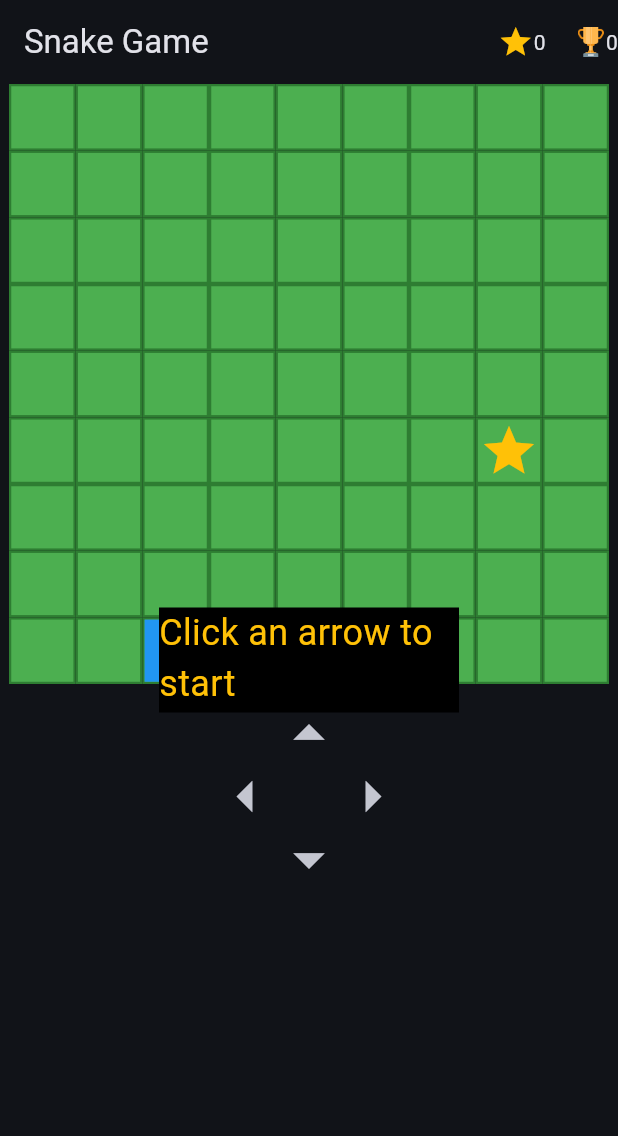
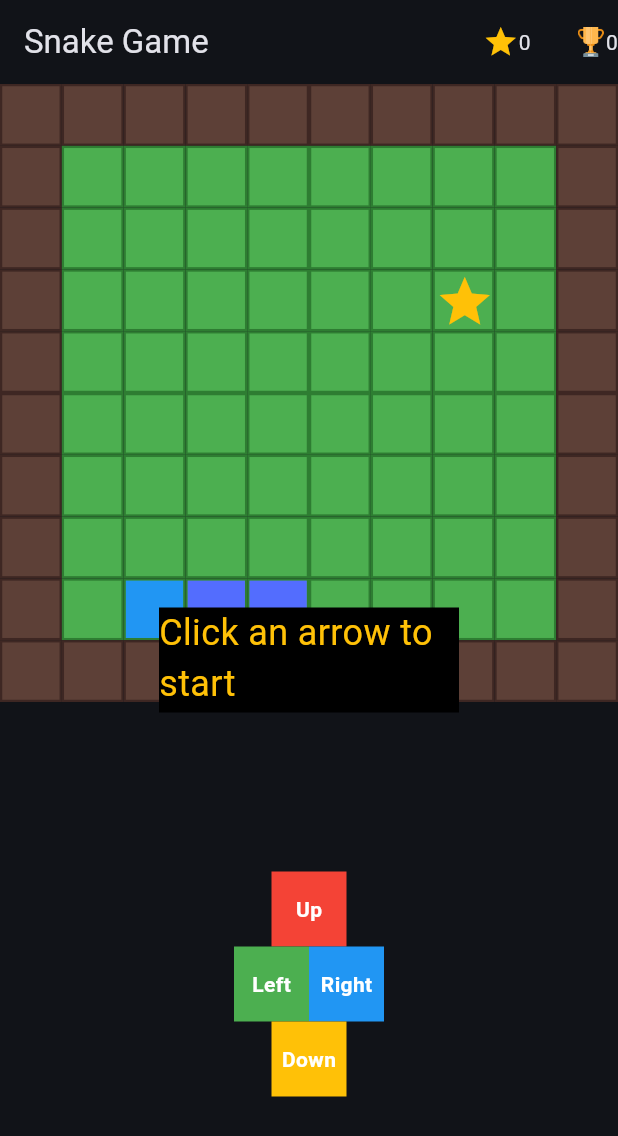
Before and after one commit to Samaara-Das/Snake-Game, a Flutter app: the first screen one second after launch, on a phone screen of 412 x 824 dp. Shown: the top 1136 px of the screen. Run offline on Flutter 3.47's test engine with Material 3 defaults, Android fonts, the phone set to English and light mode, and no system bars.

```diff
--- a/lib/board.dart
+++ b/lib/board.dart
@@ -8,9 +8,9 @@ class Board extends StatefulWidget {
   int columns;
   int rows;
   late int totalSquares;
-  double size;
+  double size = 500;
 
-  Board({super.key, required this.columns, required this.rows, required this.size}) {
+  Board({super.key, required this.columns, required this.rows}) {
     totalSquares = rows * columns;
   }
 
@@ -31,17 +31,19 @@ class _BoardState extends State<Board> {
             gridDelegate: SliverGridDelegateWithFixedCrossAxisCount(crossAxisCount: widget.columns),
             itemCount: widget.totalSquares,
             itemBuilder: (context, index) {
+              bool isBorder = game.borders.contains(index);
+
               return Container(
                 decoration: BoxDecoration(
                   shape: BoxShape.rectangle,
-                  color: Colors.green,
-                  border: Border.all(color: Colors.green.shade800, width: 1.5),
+                  color: isBorder ? Colors.brown[700] : Colors.green,
+                  border: Border.all(color: isBorder ? Colors.brown.shade900 : Colors.green.shade800, width: 1.5),
                 ),
                 child: game.fruitIndex == index ? const Fruit() : game.snakeBody.contains(index) ? game.getSnakePart(index) : null,
               );
             },
           );
-        },
+        }
       ),
     );
   }
--- a/lib/controls.dart
+++ b/lib/controls.dart
@@ -5,7 +5,6 @@ class Controls extends StatelessWidget {
   final VoidCallback onDownPressed;
   final VoidCallback onLeftPressed;
   final VoidCallback onRightPressed;
-  double iconSize;
 
   Controls({
     Key? key,
@@ -13,49 +12,38 @@ class Controls extends StatelessWidget {
     required this.onDownPressed,
     required this.onLeftPressed,
     required this.onRightPressed,
-    this.iconSize = 50
   }) : super(key: key);
+
+  Widget _buildControlBox(String text, VoidCallback onPressed, Color color, double width) {
+    return GestureDetector(
+      onTap: onPressed,
+      child: Container(
+        width: width,
+        height: 50,
+        color: color,
+        child: Center(child: Text(text, style: TextStyle(color: Colors.white, fontWeight: FontWeight.bold),),
+        ),
+      ),
+    );
+  }
 
   @override
   Widget build(BuildContext context) {
     return SizedBox(
-      height: 150,
-      width: 150,
-      child: Stack(
-        alignment: Alignment.center,
+      height: 200,
+      width: 200,
+      child: Column(
+        mainAxisAlignment: MainAxisAlignment.center,
         children: [
-          Positioned(
-            top: 0,
-            child: IconButton(
-              icon: Icon(Icons.arrow_drop_up),
-              iconSize: iconSize,
-              onPressed: onUpPressed,
-            ),
+          _buildControlBox("Up", onUpPressed, Colors.red, 50),
+          Row(
+            mainAxisAlignment: MainAxisAlignment.center,
+            children: [
+              _buildControlBox("Left", onLeftPressed, Colors.green, 50),
+              _buildControlBox("Right", onRightPressed, Colors.blue, 50),
+            ],
           ),
-          Positioned(
-            bottom: 0,
-            child: IconButton(
-              icon: Icon(Icons.arrow_drop_down),
-              iconSize: iconSize,
-              onPressed: onDownPressed,
-            ),
-          ),
-          Positioned(
-            left: 0,
-            child: IconButton(
-              icon: Icon(Icons.arrow_left),
-              iconSize: iconSize,
-              onPressed: onLeftPressed,
-            ),
-          ),
-          Positioned(
-            right: 0,
-            child: IconButton(
-              icon: Icon(Icons.arrow_right),
-              iconSize: iconSize,
-              onPressed: onRightPressed,
-            ),
-          ),
+          _buildControlBox("Down", onDownPressed, Colors.amber, 50),
         ],
       ),
     );
--- a/lib/main.dart
+++ b/lib/main.dart
@@ -5,7 +5,7 @@ import 'package:provider/provider.dart';
 
 void main() {
   runApp(ChangeNotifierProvider(
-      create: (context) => GameProvider(columns: 9, rows: 9, totalSquares: 9*9),
+      create: (context) => GameProvider(columns: 10, rows: 10),
       child: const MyApp(),
     )
   );
--- a/lib/scores.dart
+++ b/lib/scores.dart
@@ -4,13 +4,16 @@ import 'game_provider.dart';
 
 List<Widget> scores() {
   return [
-    Row( // Score
+    Padding(
+      padding: const EdgeInsets.all(10.0),
+      child: Row( // Score
         children: [
           Icon(Icons.star, color: Colors.amber, size: 24),
           Consumer<GameProvider>(
               builder: (context, game, child) => Text('${game.score}')
           )
         ],
+      ),
     ),
 
     SizedBox(width: 20),
--- a/lib/snake_game_page.dart
+++ b/lib/snake_game_page.dart
@@ -20,7 +20,6 @@ class _SnakeGamePageState extends State<SnakeGamePage> {
   Widget build(BuildContext context) {
     return Scaffold(
       appBar: AppBar(title: Text('Snake Game'), actions: scores()),
-
       body: Center(
         child: Consumer<GameProvider>(
           builder: (context, game, child) => Stack(
@@ -28,7 +27,7 @@ class _SnakeGamePageState extends State<SnakeGamePage> {
             children: [
               Column(
                 children: [
-                  Board(columns: game.columns, rows: game.rows, size: 400),
+                  Board(columns: game.columns, rows: game.rows),
                   Controls(
                     onUpPressed: () => game.clickedDirection = Direction.Up,
                     onDownPressed: () => game.clickedDirection = Direction.Down,
```
Also changed, not shown: lib/game_provider.dart (+47 -47 lines), lib/gameover_popup.dart (+17 -6 lines). Lines whose indentation alone changed are shown as unchanged.
